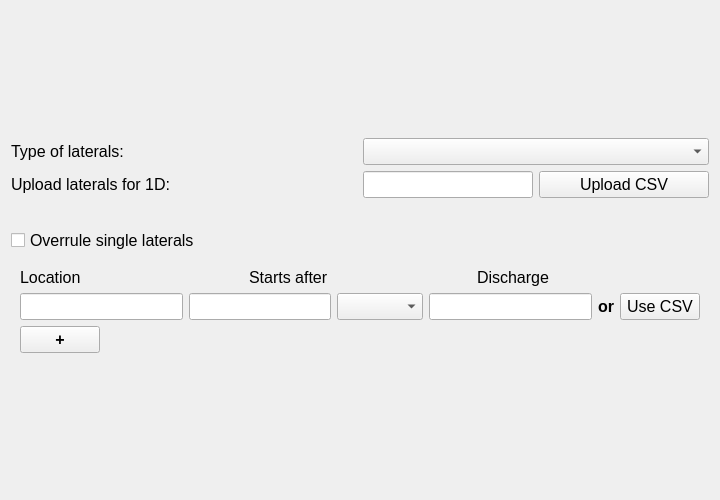
This is threedi_api_qgis_client/ui/laterals_page.ui in nens/threedi-api-qgis-client as Qt 5 draws it before an edit. The edited form follows.
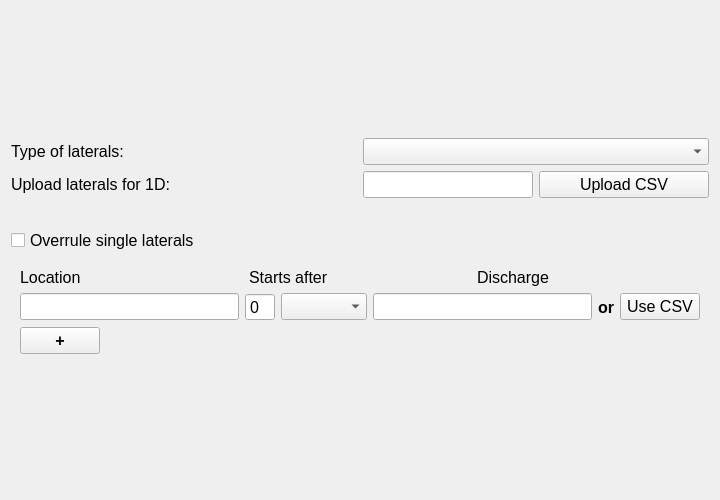
This is the edited form.

Patch:
```diff
--- a/threedi_api_qgis_client/ui/laterals_page.ui
+++ b/threedi_api_qgis_client/ui/laterals_page.ui
@@ -119,7 +119,11 @@
            <number>0</number>
           </property>
           <item>
-           <widget class="QLineEdit" name="lineEdit_3"/>
+           <widget class="QSpinBox" name="spinBox">
+            <property name="buttonSymbols">
+             <enum>QAbstractSpinBox::NoButtons</enum>
+            </property>
+           </widget>
           </item>
           <item>
            <widget class="QComboBox" name="comboBox">
```
